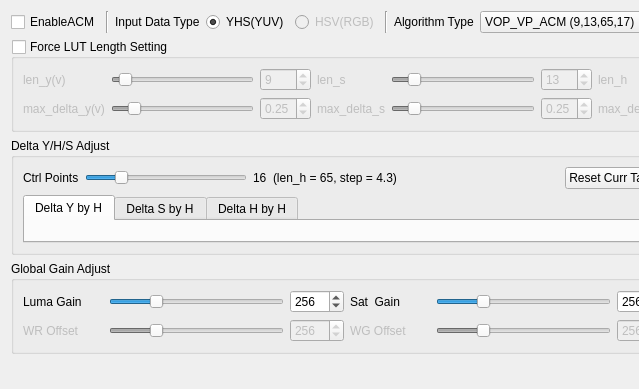
This is script/verify_tool_app/ui/acm_ui.ui in FaiScofield/hwpq_verify as Qt 5 draws it before an edit; both pictures show x 0 to 639 and y 0 to 389 of the 1137 by 389 pixel window. The edited form follows.
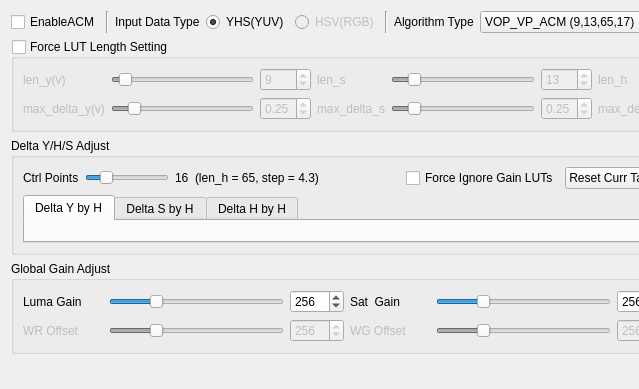
This is the edited form.

Patch:
```diff
--- a/script/verify_tool_app/ui/acm_ui.ui
+++ b/script/verify_tool_app/ui/acm_ui.ui
@@ -537,6 +537,13 @@
           </property>
          </spacer>
         </item>
+        <item>
+         <widget class="QCheckBox" name="checkBox_ignore_gain_luts">
+          <property name="text">
+           <string>Force Ignore Gain LUTs</string>
+          </property>
+         </widget>
+        </item>
         <item>
          <widget class="QPushButton" name="button_reset_curr">
           <property name="text">
```
